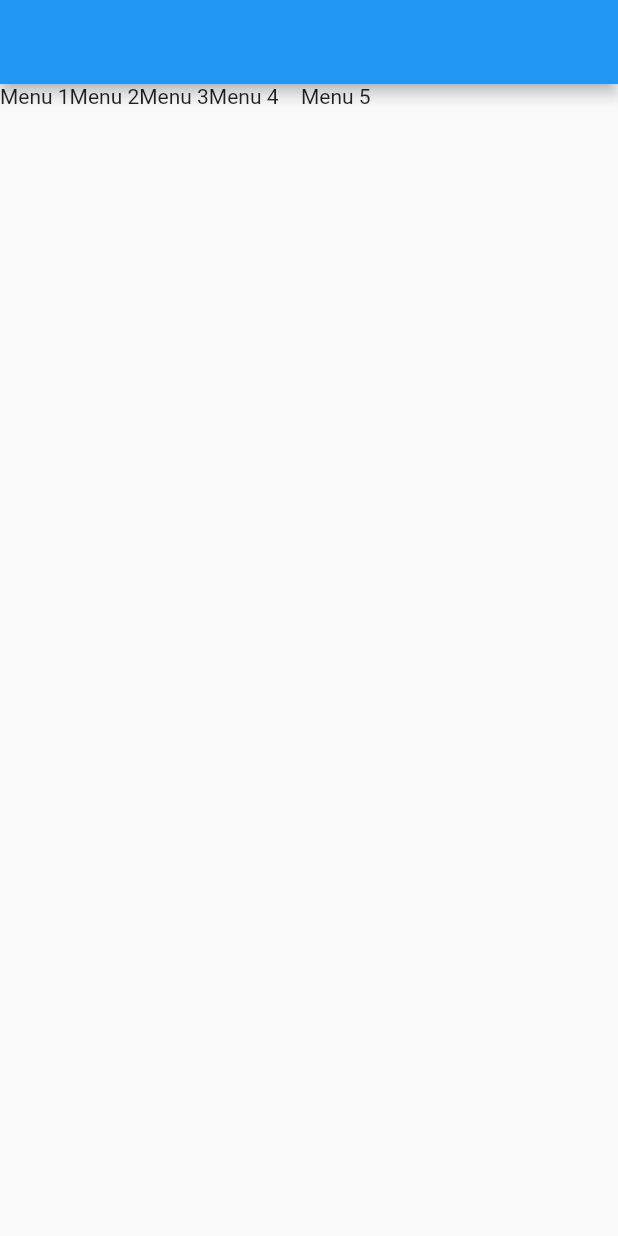
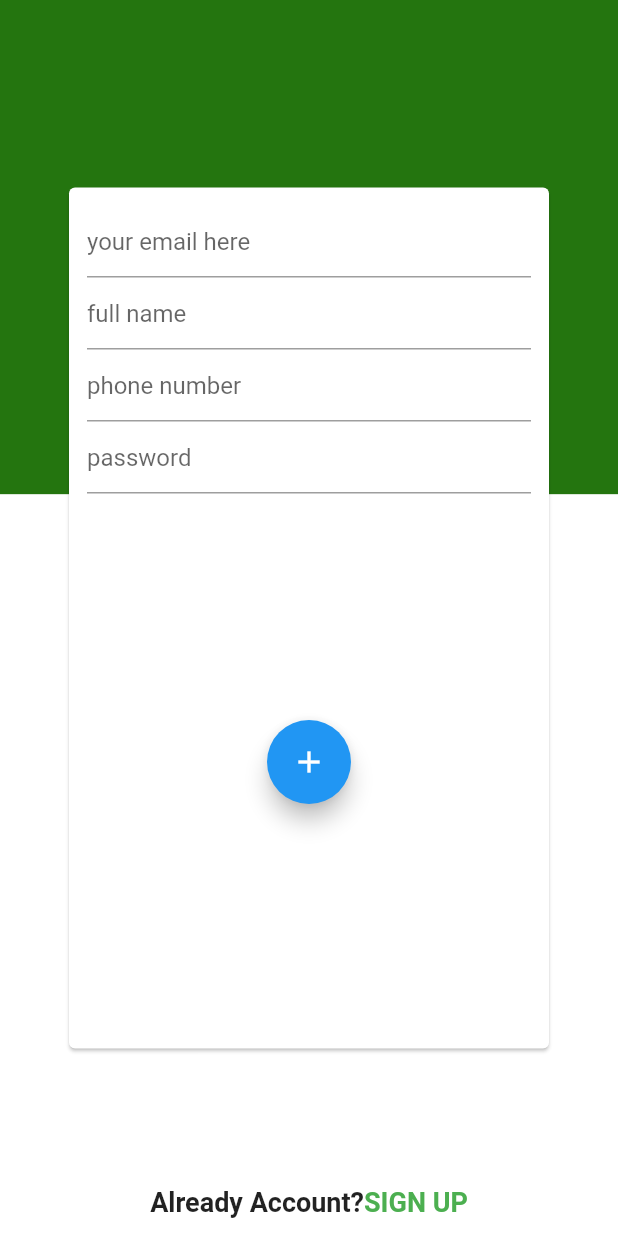
Before and after one commit to amincross/flutter-boot-camp, a Flutter app: the screen it shows after launch, on a phone screen of 412 x 824 dp. Run offline on Flutter 3.47's test engine with Material 2 defaults, Android fonts, the light colour scheme and no system bars.

Commit message:
singup page

```diff
--- a/flutterbootcamp/lib/main.dart
+++ b/flutterbootcamp/lib/main.dart
@@ -1,5 +1,5 @@
 import 'package:flutter/material.dart';
-import 'package:flutterbootcamp/splash_page.dart';
+import 'package:flutterbootcamp/sign_up_page.dart';
 
 void main() {
   runApp(const MyApp());
@@ -15,7 +15,7 @@ class MyApp extends StatelessWidget {
       theme: ThemeData(
         primarySwatch: Colors.blue,
       ),
-      home: SplashPage(),
+      home: SignUpPage(),
     );
   }
 }
--- /dev/null
+++ b/flutterbootcamp/lib/sign_up_page.dart
@@ -0,0 +1,73 @@
+import 'package:flutter/material.dart';
+
+class SignUpPage extends StatelessWidget {
+  const SignUpPage({Key? key}) : super(key: key);
+
+  @override
+  Widget build(BuildContext context) {
+    Size screenSize = MediaQuery.of(context).size;
+
+    return Scaffold(
+      body: Container(
+          child: Stack(
+        children: [
+          Column(
+            children: [
+              Container(
+                alignment: Alignment.center,
+                color: Color(0xff24750f),
+                width: screenSize.width,
+                height: screenSize.height * 0.4,
+                child: Text("Sign Up", style: TextStyle(color: Colors.white, fontSize: 18, fontWeight: FontWeight.bold)),
+              ),
+              Container(
+                color: Colors.white,
+                width: screenSize.width,
+                height: screenSize.height * 0.6,
+                alignment: Alignment.bottomCenter,
+                padding: EdgeInsets.only(bottom: 12),
+                child: Row(
+                  mainAxisAlignment: MainAxisAlignment.center,
+                  children: [
+                    Text("Already Account?", style: TextStyle(fontSize: 18, fontWeight: FontWeight.bold)),
+                    Text(
+                      "SIGN UP",
+                      style: TextStyle(color: Colors.green, fontSize: 18, fontWeight: FontWeight.bold),
+                    ),
+                  ],
+                ),
+              ),
+            ],
+          ),
+          Align(
+            alignment: Alignment.center,
+            child: Card(
+              color: Colors.white,
+              elevation: 1,
+              child: Container(
+                width: screenSize.width - 100,
+                height: screenSize.height - 250,
+                margin: EdgeInsets.symmetric(horizontal: 4),
+                padding: EdgeInsets.symmetric(horizontal: 8, vertical: 12),
+                child: Column(
+                  children: [
+                    TextField(decoration: InputDecoration(hintText: "your email here")),
+                    TextField(decoration: InputDecoration(hintText: "full name")),
+                    TextField(decoration: InputDecoration(hintText: "phone number")),
+                    TextField(decoration: InputDecoration(hintText: "password")),
+                    Expanded(child: Container()),
+                    FloatingActionButton(
+                      onPressed: () {},
+                      child: Icon(Icons.add),
+                    ),
+                    Expanded(child: Container()),
+                  ],
+                ),
+              ),
+            ),
+          )
+        ],
+      )),
+    );
+  }
+}
--- a/flutterbootcamp/lib/splash_page.dart
+++ b/flutterbootcamp/lib/splash_page.dart
@@ -11,6 +11,7 @@ class SplashPage extends StatelessWidget {
           children: [
             Text("Menu 1"),
             Text("Menu 2"),
+            SizedBox(width: 15, height: 15),
             Text("Menu 3"),
             Text("Menu 4"),
             Container(
```
